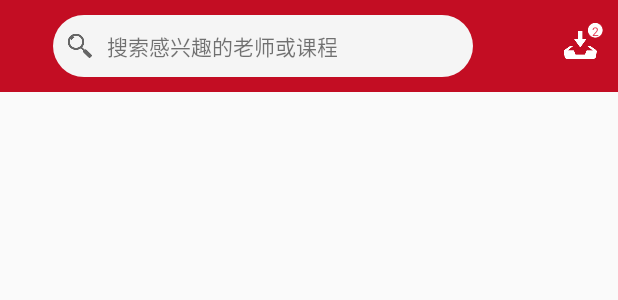
After one commit to SYYP/knowledgeshare, an Android app: the layout fragment_home.xml on its own in the app's theme, with its tools: preview values and no code run, on a phone screen of 412 x 824 dp. The commit adds this screen. Shown: the top 300 px of the screen. Run offline under Robolectric (Android 15) with nearby library versions, the phone set to English and light mode, and no system bars.

Commit message:
首次提交

```diff
--- a/app/src/main/java/www/knowledgeshare/com/knowledgeshare/fragment/HomeFragment.java
+++ b/app/src/main/java/www/knowledgeshare/com/knowledgeshare/fragment/HomeFragment.java
@@ -2,6 +2,7 @@ package www.knowledgeshare.com.knowledgeshare.fragment;
 
 import android.view.View;
 
+import www.knowledgeshare.com.knowledgeshare.R;
 import www.knowledgeshare.com.knowledgeshare.base.BaseFragment;
 
 /**
@@ -16,7 +17,8 @@ public class HomeFragment extends BaseFragment {
 
     @Override
     protected View initView() {
-        return null;
+        View inflate = View.inflate(mContext, R.layout.fragment_home, null);
+        return inflate;
     }
 
     @Override
--- /dev/null
+++ b/app/src/main/res/drawable/bg_search.xml
@@ -0,0 +1,18 @@
+<?xml version="1.0" encoding="utf-8"?>
+<shape
+    xmlns:android="http://schemas.android.com/apk/res/android"
+    android:shape="rectangle">
+    <!-- 填充的颜色 -->
+    <solid android:color="@color/huise"/>
+    <!-- 设置按钮的四个角为弧形 -->
+    <!-- android:radius 弧形的半径 -->
+    <corners android:radius="100dip"/>
+
+    <!-- padding：Button里面的文字与Button边界的间隔 -->
+    <padding
+        android:bottom="10dp"
+        android:left="10dp"
+        android:right="10dp"
+        android:top="10dp"
+    />
+</shape>
--- /dev/null
+++ b/app/src/main/res/layout/fragment_home.xml
@@ -0,0 +1,60 @@
+<?xml version="1.0" encoding="utf-8"?>
+<LinearLayout xmlns:android="http://schemas.android.com/apk/res/android"
+              android:orientation="vertical"
+              android:layout_width="match_parent"
+              android:layout_height="match_parent">
+    <RelativeLayout
+        android:id="@+id/rl_top"
+        android:layout_width="match_parent"
+        android:layout_height="wrap_content"
+        android:background="@color/text_red_dark"
+        android:padding="10dp">
+        <TextView
+            android:id="@+id/tv_search"
+            android:layout_width="wrap_content"
+            android:layout_height="wrap_content"
+            android:layout_centerVertical="true"
+            android:layout_marginLeft="25dp"
+            android:background="@drawable/bg_search"
+            android:drawableLeft="@drawable/icon_search"
+            android:drawablePadding="10dp"
+            android:minWidth="280dp"
+            android:text="搜索感兴趣的老师或课程"/>
+        <LinearLayout
+            android:id="@+id/ll_msg"
+            android:layout_width="wrap_content"
+            android:layout_height="wrap_content"
+            android:layout_alignParentRight="true"
+            android:layout_centerVertical="true"
+            android:orientation="vertical">
+            <FrameLayout
+                android:layout_width="match_parent"
+                android:layout_height="30dp"
+                android:layout_gravity="center"
+            >
+                <ImageView
+                    android:id="@+id/iv_download"
+                    android:layout_width="wrap_content"
+                    android:layout_height="wrap_content"
+                    android:layout_gravity="center"
+                    android:src="@drawable/icon_download"/>
+                <ImageView
+                    android:id="@+id/iv_point"
+                    android:layout_width="10dp"
+                    android:layout_height="10dp"
+                    android:layout_marginLeft="20dp"
+                    android:src="@drawable/white_point"/>
+                <TextView
+                    android:id="@+id/tv_download_number"
+                    android:layout_width="10dp"
+                    android:layout_height="10dp"
+                    android:layout_gravity="right"
+                    android:gravity="center"
+                    android:text="2"
+                    android:textColor="@color/text_red_dark2"
+                    android:textSize="8sp"/>
+            </FrameLayout>
+        </LinearLayout>
+    </RelativeLayout>
+
+</LinearLayout>
--- a/app/src/main/res/values/colors.xml
+++ b/app/src/main/res/values/colors.xml
@@ -1,8 +1,8 @@
 <?xml version="1.0" encoding="utf-8"?>
 <resources>
-    <color name="colorPrimary">#6798e7</color>
-    <color name="colorPrimaryDark">#6798e7</color>
-    <color name="colorAccent">#6798e7</color>
+    <color name="colorPrimary">#C30D23</color>
+    <color name="colorPrimaryDark">#C30D23</color>
+    <color name="colorAccent">#C30D23</color>
     <color name="tab_text_selected_color">#C30D23</color>
     <color name="tab_text_normal_color">#cccccc</color>
     <color name="white">#fff</color>
```
Also changed, not shown: app/src/main/res/drawable-xxhdpi/icon_download.png (added), app/src/main/res/drawable-xxhdpi/icon_search.png (added), app/src/main/res/drawable-xxhdpi/white_point.png (added).
